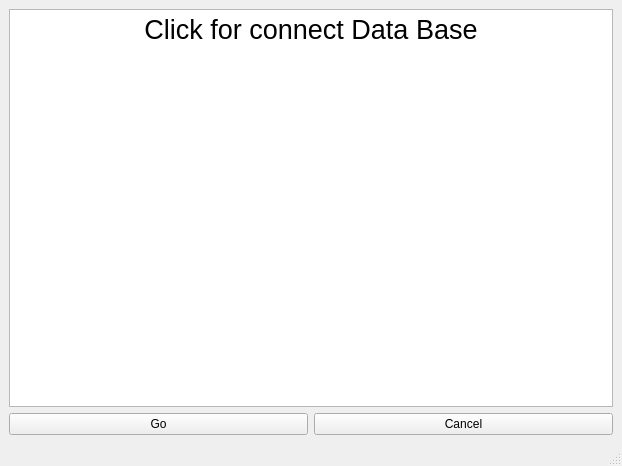
First picture: the form in Qt_Widgets/mainwindow.ui, repository F3lixxx/QT, before the edit.
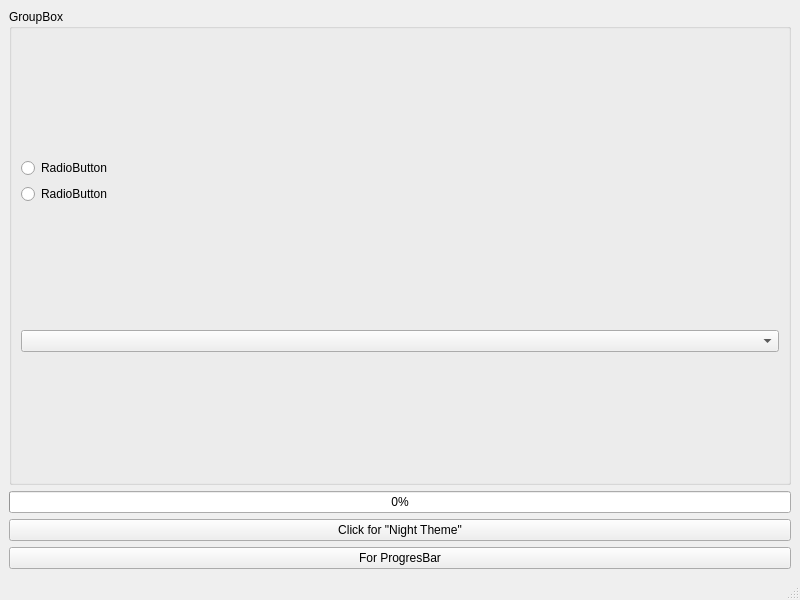
Second picture: the form after the edit.

What changed in the file:
```diff
--- a/Qt_Widgets/mainwindow.ui
+++ b/Qt_Widgets/mainwindow.ui
@@ -6,52 +6,68 @@
    <rect>
     <x>0</x>
     <y>0</y>
-    <width>622</width>
-    <height>466</height>
+    <width>800</width>
+    <height>600</height>
    </rect>
   </property>
   <property name="windowTitle">
    <string>MainWindow</string>
   </property>
-  <property name="styleSheet">
-   <string notr="true"/>
-  </property>
   <widget class="QWidget" name="centralwidget">
+   <layout class="QVBoxLayout" name="verticalLayout">
+    <item>
+     <widget class="QGroupBox" name="groupBox">
+      <property name="title">
+       <string>GroupBox</string>
+      </property>
+      <layout class="QVBoxLayout" name="verticalLayout_2">
+       <item>
    <layout class="QGridLayout" name="gridLayout">
     <item row="0" column="0">
-     <widget class="QTextEdit" name="textEdit">
-      <property name="readOnly">
-       <bool>true</bool>
-      </property>
-      <property name="html">
-       <string>&lt;!DOCTYPE HTML PUBLIC &quot;-//W3C//DTD HTML 4.0//EN&quot; &quot;http://www.w3.org/TR/REC-html40/strict.dtd&quot;&gt;
-&lt;html&gt;&lt;head&gt;&lt;meta name=&quot;qrichtext&quot; content=&quot;1&quot; /&gt;&lt;meta charset=&quot;utf-8&quot; /&gt;&lt;style type=&quot;text/css&quot;&gt;
-p, li { white-space: pre-wrap; }
-hr { height: 1px; border-width: 0; }
-li.unchecked::marker { content: &quot;\2610&quot;; }
-li.checked::marker { content: &quot;\2612&quot;; }
-&lt;/style&gt;&lt;/head&gt;&lt;body style=&quot; font-family:'Segoe UI'; font-size:9pt; font-weight:400; font-style:normal;&quot;&gt;
-&lt;p align=&quot;center&quot; style=&quot; margin-top:0px; margin-bottom:0px; margin-left:0px; margin-right:0px; -qt-block-indent:0; text-indent:0px;&quot;&gt;&lt;span style=&quot; font-size:20pt;&quot;&gt;Click for connect Data Base&lt;/span&gt;&lt;/p&gt;&lt;/body&gt;&lt;/html&gt;</string>
+          <widget class="QRadioButton" name="rb_firstChanel">
+           <property name="text">
+            <string>RadioButton</string>
       </property>
      </widget>
     </item>
     <item row="1" column="0">
-     <layout class="QHBoxLayout" name="horizontalLayout">
-      <item>
-       <widget class="QPushButton" name="pb_go">
+          <widget class="QRadioButton" name="rb_secondChanel">
         <property name="text">
-         <string>Go</string>
+            <string>RadioButton</string>
         </property>
        </widget>
       </item>
+        </layout>
+       </item>
       <item>
-       <widget class="QPushButton" name="pb_cancel">
+        <widget class="QComboBox" name="cb_choose"/>
+       </item>
+      </layout>
+     </widget>
+    </item>
+    <item>
+     <widget class="QProgressBar" name="progressBar">
+      <property name="maximum">
+       <number>10</number>
+      </property>
+      <property name="value">
+       <number>0</number>
+      </property>
+     </widget>
+    </item>
+    <item>
+     <widget class="QPushButton" name="pb_toggle">
         <property name="text">
-         <string>Cancel</string>
+       <string>Click for &quot;Night Theme&quot;</string>
         </property>
        </widget>
       </item>
-     </layout>
+    <item>
+     <widget class="QPushButton" name="pb_dialog">
+      <property name="text">
+       <string>For ProgresBar</string>
+      </property>
+     </widget>
     </item>
    </layout>
   </widget>
```
Left out of the diff: 2 changed lines with no effect on the pictures. Lines whose indentation alone changed are shown as unchanged.
